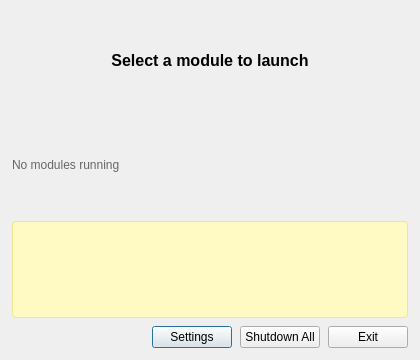
Old version of the form gui/dashpva.ui in the repository AdvancedPhotonSource/DashPVA.
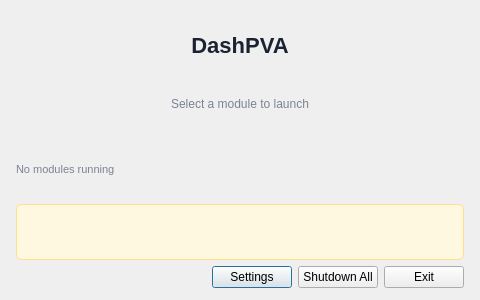
New version of the form.

Diff of the .ui file:
```diff
--- a/gui/dashpva.ui
+++ b/gui/dashpva.ui
@@ -6,25 +6,31 @@
    <rect>
     <x>0</x>
     <y>0</y>
-    <width>420</width>
-    <height>360</height>
+    <width>480</width>
+    <height>300</height>
    </rect>
   </property>
+  <property name="minimumSize">
+   <size>
+    <width>460</width>
+    <height>0</height>
+   </size>
+  </property>
   <property name="windowTitle">
    <string>DashPVA Launcher</string>
   </property>
   <layout class="QVBoxLayout" name="verticalLayout">
    <property name="spacing">
-    <number>8</number>
+    <number>6</number>
    </property>
    <property name="leftMargin">
-    <number>12</number>
+    <number>16</number>
    </property>
    <property name="topMargin">
-    <number>12</number>
+    <number>16</number>
    </property>
    <property name="rightMargin">
-    <number>12</number>
+    <number>16</number>
    </property>
    <property name="bottomMargin">
     <number>12</number>
@@ -32,7 +38,21 @@
    <item>
     <widget class="QLabel" name="lbl_header">
      <property name="styleSheet">
-      <string notr="true">font-size: 16px; font-weight: bold;</string>
+      <string notr="true">font-size: 22px; font-weight: 700; color: #1B2333; padding: 2px 0 0 0;</string>
+     </property>
+     <property name="text">
+      <string>DashPVA</string>
+     </property>
+     <property name="alignment">
+      <set>Qt::AlignCenter</set>
+     </property>
+    </widget>
+   </item>
+
+   <item>
+    <widget class="QLabel" name="lbl_subtitle">
+     <property name="styleSheet">
+      <string notr="true">font-size: 12px; color: #7A8394; padding: 0 0 6px 0;</string>
      </property>
      <property name="text">
       <string>Select a module to launch</string>
@@ -43,10 +63,12 @@
     </widget>
    </item>
 
+   <!-- Dynamic sections inserted here by _insert_registry_sections() -->
+
    <item>
     <widget class="QLabel" name="lbl_status">
      <property name="styleSheet">
-      <string notr="true">color: #666;</string>
+      <string notr="true">font-size: 11px; color: #7A8394;</string>
      </property>
      <property name="text">
       <string>No modules running</string>
@@ -60,7 +82,7 @@
   <item>
    <widget class="QLabel" name="lbl_info">
     <property name="styleSheet">
-     <string notr="true">background-color: #FFF9C4; color: #555; border: 1px solid #F0E68C; padding: 6px; border-radius: 4px; font-size: 11px;</string>
+      <string notr="true">background-color: #FFF8E1; color: #8B6914; border: 1px solid #FFE08A; padding: 7px 10px; border-radius: 6px; font-size: 11px;</string>
     </property>
     <property name="text">
      <string></string>
@@ -73,6 +95,9 @@
 
    <item>
     <layout class="QHBoxLayout" name="horizontalLayout">
+     <property name="spacing">
+      <number>6</number>
+     </property>
      <item>
       <spacer name="horizontalSpacer">
        <property name="orientation">
```
Left out of the diff: 4 changed lines with no effect on the pictures. Lines whose indentation alone changed are shown as unchanged.
